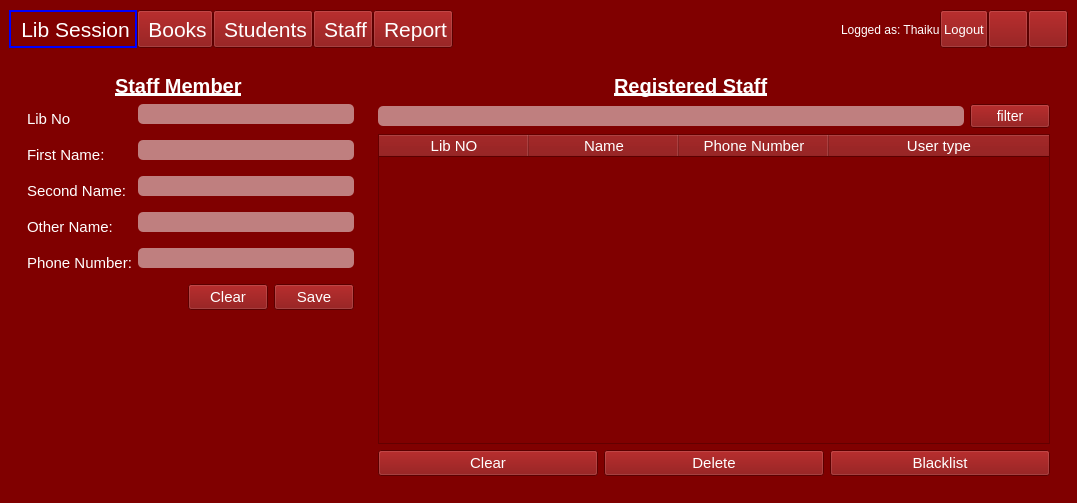
Qt form UI/main2.ui (thaikum/Library-management) before a commit.
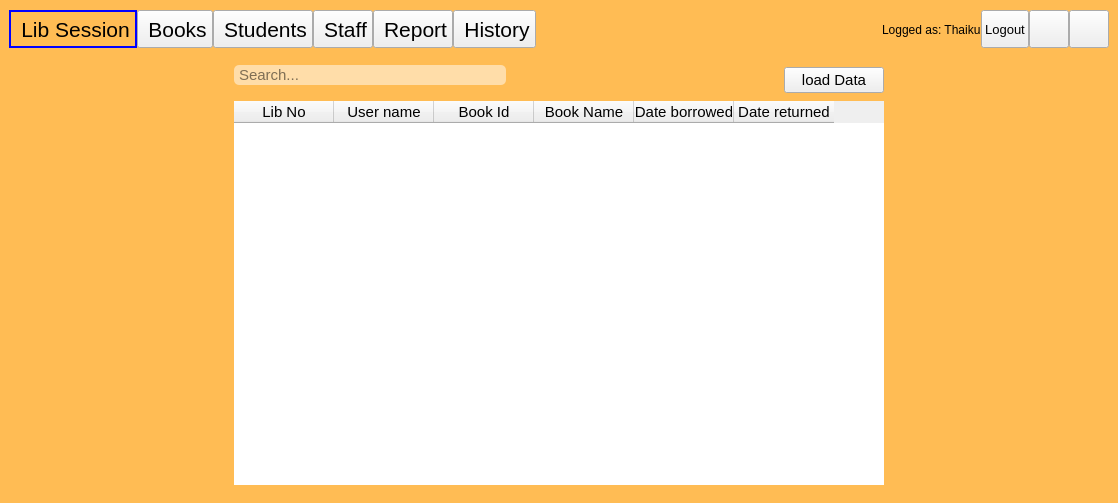
The same form after that commit. The open tabs and pages were chosen to show the change. Icons and pictures are not drawn.

What changed in the file:
```diff
--- a/UI/main2.ui
+++ b/UI/main2.ui
@@ -9,7 +9,7 @@
    <rect>
     <x>0</x>
     <y>0</y>
-    <width>1077</width>
+    <width>1118</width>
     <height>500</height>
    </rect>
   </property>
@@ -35,11 +35,7 @@
    <string>Kambirwa Primary School Community Library</string>
   </property>
   <property name="styleSheet">
-   <string notr="true">background: #800000;
-color: rgb(255,255,255);
-font-size:12;
-
-</string>
+   <string notr="true"/>
   </property>
   <property name="tabShape">
    <enum>QTabWidget::Rounded</enum>
@@ -61,7 +57,13 @@
     <enum>Qt::LeftToRight</enum>
    </property>
    <property name="styleSheet">
-    <string notr="true">QLineEdit {
+    <string notr="true">
+
+#centralwidget {
+	background: #FFBC54;
+}
+
+QLineEdit {
     border-radius:5px;
     margin:0px;
     background-color:rgba(255,255,255,0.5);
@@ -70,6 +72,14 @@
     color:black;
 }
 
+QLineEdit[readOnly=&quot;true&quot;] {
+	border-color:red;
+} 
+
+QPushButton:focus {
+	outline: 0;
+}
+
 QPushButton:hover {
     background-color:red;
     color:black;
@@ -93,6 +103,10 @@
 QCheckBox::indicator:checked {
     image: url(:images/checkbox.png);
 }
+
+QTableWidget {
+	border: none;
+}
 	</string>
    </property>
    <layout class="QVBoxLayout" name="verticalLayout_11">
@@ -116,7 +130,7 @@
       <property name="styleSheet">
        <string notr="true"/>
       </property>
-      <layout class="QHBoxLayout" name="horizontalLayout" stretch="0,0,0,0,0,0,0,0,0,0">
+      <layout class="QHBoxLayout" name="horizontalLayout" stretch="0,0,0,0,0,0,0,0,0,0,0">
        <property name="spacing">
         <number>0</number>
        </property>
@@ -318,6 +332,51 @@
          </property>
         </widget>
        </item>
+       <item>
+        <widget class="QPushButton" name="btnHistory">
+         <property name="sizePolicy">
+          <sizepolicy hsizetype="Expanding" vsizetype="Fixed">
+           <horstretch>0</horstretch>
+           <verstretch>0</verstretch>
+          </sizepolicy>
+         </property>
+         <property name="maximumSize">
+          <size>
+           <width>200</width>
+           <height>38</height>
+          </size>
+         </property>
+         <property name="font">
+          <font>
+           <pointsize>16</pointsize>
+          </font>
+         </property>
+         <property name="autoFillBackground">
+          <bool>false</bool>
+         </property>
+         <property name="styleSheet">
+          <string notr="true">padding-left:10px;
+padding-right:5px;</string>
+         </property>
+         <property name="text">
+          <string>History</string>
+         </property>
+         <property name="icon">
+          <iconset>
+           <normalon>:/images/ancient-scroll.png</normalon>
+          </iconset>
+         </property>
+         <property name="iconSize">
+          <size>
+           <width>24</width>
+           <height>24</height>
+          </size>
+         </property>
+         <property name="autoDefault">
+          <bool>false</bool>
+         </property>
+        </widget>
+       </item>
        <item>
         <spacer name="horizontalSpacer">
          <property name="maximumSize">
@@ -1453,6 +1512,111 @@
         </item>
        </layout>
       </widget>
+      <widget class="QWidget" name="pgHistory">
+       <layout class="QHBoxLayout" name="horizontalLayout_30" stretch="1,3,1">
+        <item>
+         <spacer name="horizontalSpacer_7">
+          <property name="orientation">
+           <enum>Qt::Horizontal</enum>
+          </property>
+          <property name="sizeHint" stdset="0">
+           <size>
+            <width>40</width>
+            <height>20</height>
+           </size>
+          </property>
+         </spacer>
+        </item>
+        <item>
+         <layout class="QVBoxLayout" name="verticalLayout_12">
+          <item>
+           <layout class="QHBoxLayout" name="horizontalLayout_29">
+            <item>
+             <widget class="QLineEdit" name="txtSearchHistory">
+              <property name="placeholderText">
+               <string>Search...</string>
+              </property>
+             </widget>
+            </item>
+            <item>
+             <spacer name="horizontalSpacer_5">
+              <property name="orientation">
+               <enum>Qt::Horizontal</enum>
+              </property>
+              <property name="sizeHint" stdset="0">
+               <size>
+                <width>40</width>
+                <height>20</height>
+               </size>
+              </property>
+             </spacer>
+            </item>
+            <item>
+             <widget class="QPushButton" name="btnLoadHistory">
+              <property name="minimumSize">
+               <size>
+                <width>100</width>
+                <height>0</height>
+               </size>
+              </property>
+              <property name="text">
+               <string>load Data</string>
+              </property>
+             </widget>
+            </item>
+           </layout>
+          </item>
+          <item>
+           <widget class="QTableWidget" name="tblHistory">
+            <column>
+             <property name="text">
+              <string>Lib No</string>
+             </property>
+            </column>
+            <column>
+             <property name="text">
+              <string>User name</string>
+             </property>
+            </column>
+            <column>
+             <property name="text">
+              <string>Book Id</string>
+             </property>
+            </column>
+            <column>
+             <property name="text">
+              <string>Book Name</string>
+             </property>
+            </column>
+            <column>
+             <property name="text">
+              <string>Date borrowed</string>
+             </property>
+            </column>
+            <column>
+             <property name="text">
+              <string>Date returned</string>
+             </property>
+            </column>
+           </widget>
+          </item>
+         </layout>
+        </item>
+        <item>
+         <spacer name="horizontalSpacer_6">
+          <property name="orientation">
+           <enum>Qt::Horizontal</enum>
+          </property>
+          <property name="sizeHint" stdset="0">
+           <size>
+            <width>40</width>
+            <height>20</height>
+           </size>
+          </property>
+         </spacer>
+        </item>
+       </layout>
+      </widget>
       <widget class="QWidget" name="pgStudents">
        <layout class="QHBoxLayout" name="horizontalLayout_12" stretch="1,2">
         <item>
```
Left out of the diff: 68 changed lines with no effect on the pictures.
